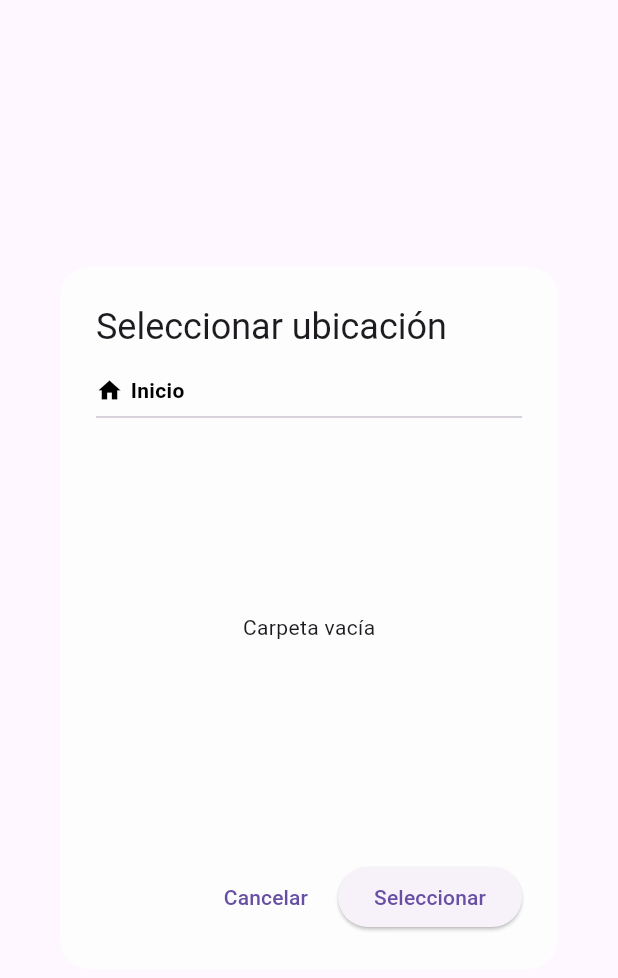
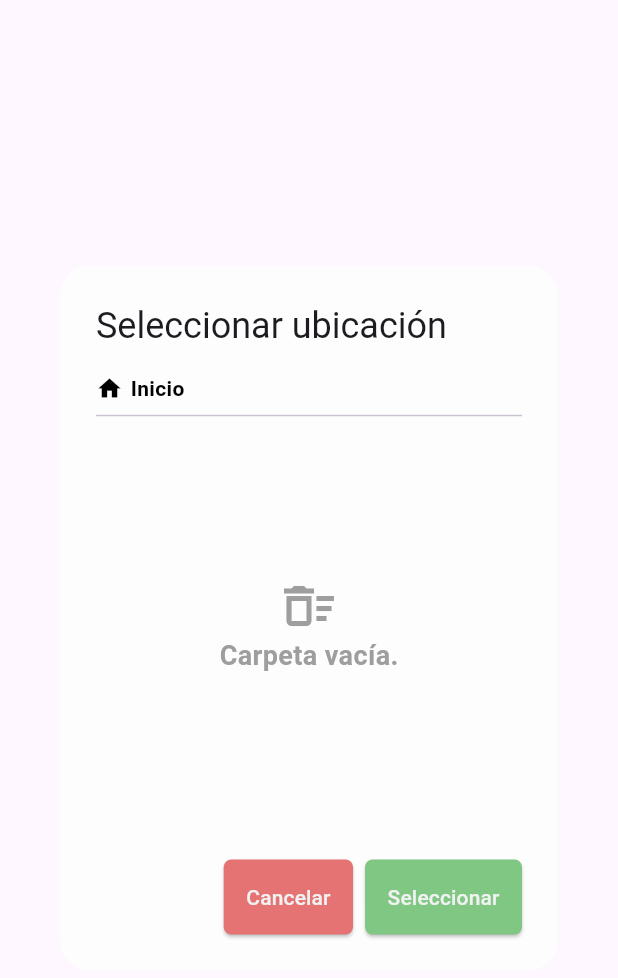
Before and after one commit to sebsanchez99/ArchivaCore, a Flutter app: the LocationPickerModal widget shown alone on an empty page, opened directly with empty values, on a phone screen of 412 x 824 dp. Shown: the top 978 px of the screen. Run offline on Flutter 3.47's test engine with Material 3 defaults, Android fonts, the light colour scheme and no system bars; our stand-ins replace dio, dotted_border, easy_sidemenu, file_picker, flutter_bloc, flutter_secure_storage and 3 more; missing offline and left inert: flutter_expandable_table; accounts and stored records are empty; generated files the repository leaves out were written again; network calls fail.

Commit message:
Se rediseña widget

```diff
--- a/frontend/lib/presentation/pages/file_explorer/widgets/location_picker_modal.dart
+++ b/frontend/lib/presentation/pages/file_explorer/widgets/location_picker_modal.dart
@@ -1,6 +1,8 @@
 import 'package:flutter/material.dart';
 import 'package:frontend/domain/models/folder_model.dart';
 import 'package:frontend/presentation/global/constants/schema_colors.dart';
+import 'package:frontend/presentation/widgets/buttons/custom_button.dart';
+import 'package:frontend/presentation/widgets/buttons/custom_icon_button.dart';
 
 class LocationPickerModal extends StatefulWidget {
   final List<FolderModel> rootFolders;
@@ -12,7 +14,7 @@ class LocationPickerModal extends StatefulWidget {
 }
 
 class _LocationPickerModalState extends State<LocationPickerModal> {
-  List<String> path = []; // almacena la ruta actual
+  List<String> path = [];
   List<FolderModel> currentFolders = [];
 
   @override
@@ -32,7 +34,6 @@ class _LocationPickerModalState extends State<LocationPickerModal> {
     if (path.isNotEmpty) {
       setState(() {
         path.removeLast();
-        // reconstruir desde root
         List<FolderModel> folders = widget.rootFolders;
         for (var segment in path) {
           final next = folders.firstWhere((f) => f.name == segment);
@@ -107,7 +108,26 @@ class _LocationPickerModalState extends State<LocationPickerModal> {
             Expanded(
               child:
                   currentFolders.isEmpty
-                      ? const Center(child: Text("Carpeta vacía"))
+                      ? const Center(
+                        child: Column(
+                          mainAxisAlignment: MainAxisAlignment.center,
+                          children: [
+                            Icon(
+                              Icons.delete_sweep_outlined,
+                              color: Colors.grey,
+                              size: 40,
+                            ),
+                            Text(
+                              'Carpeta vacía.',
+                              style: TextStyle(
+                                fontSize: 18,
+                                color: Colors.grey,
+                                fontWeight: FontWeight.w600,
+                              ),
+                            ),
+                          ],
+                        )
+                        )
                       : GridView.builder(
                         gridDelegate:
                             const SliverGridDelegateWithFixedCrossAxisCount(
@@ -118,21 +138,19 @@ class _LocationPickerModalState extends State<LocationPickerModal> {
                         itemCount: currentFolders.length,
                         itemBuilder: (context, index) {
                           final folder = currentFolders[index];
-                          return GestureDetector(
-                            onTap: () => _navigateTo(folder),
-                            child: Column(
+                          return Column(
                             children: [
-                                const Icon(
-                                  Icons.folder,
+                              IconButton(
+                                icon: Icon(Icons.folder),
                                 color: SchemaColors.warning,
-                                  size: 40,
+                                onPressed: () => _navigateTo(folder),
+                                iconSize: 40,
                               ),
                               Text(
                                 folder.name,
                                 overflow: TextOverflow.ellipsis,
                               ),
                             ],
-                            ),
                           );
                         },
                       ),
@@ -142,14 +160,26 @@ class _LocationPickerModalState extends State<LocationPickerModal> {
       ),
       actions: [
         if (path.isNotEmpty)
-          TextButton(onPressed: _goBack, child: const Text("Atrás")),
-        TextButton(
-          onPressed: () => Navigator.pop(context), // cancelar
-          child: const Text("Cancelar"),
+          CustomIconButton(
+            icon: Icons.keyboard_arrow_left,
+            onPressed: _goBack,
+            message: "Atrás",
+            height: 15,
+            width: 15,
           ),
-        ElevatedButton(
+        CustomButton(
+          onPressed: () => Navigator.pop(context),
+          message: "Cancelar",
+          height: 15,
+          width: 15,
+          color: SchemaColors.error,
+        ),
+        CustomButton(
           onPressed: _selectLocation,
-          child: const Text("Seleccionar"),
+          message: "Seleccionar",
+          height: 15,
+          width: 15,
+          color: SchemaColors.success,
         ),
       ],
     );
```
Lines whose indentation alone changed are shown as unchanged.
